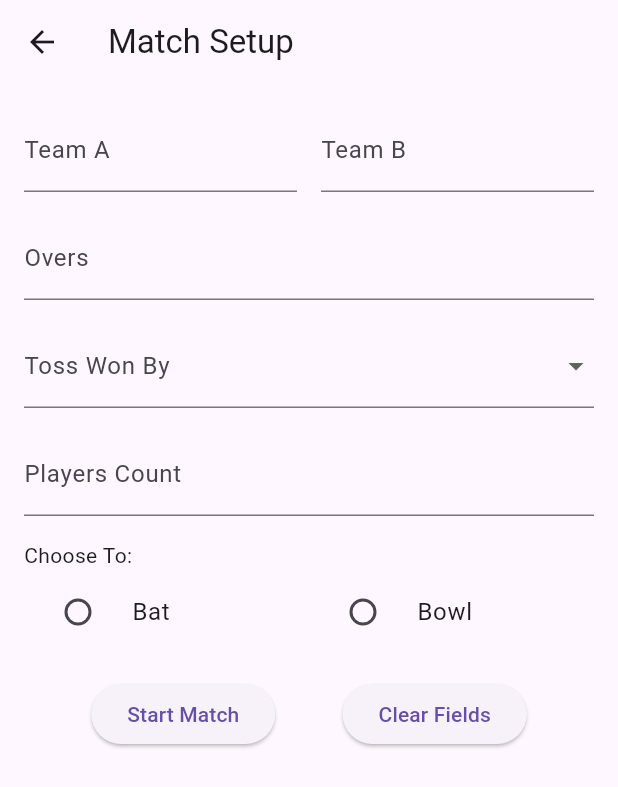
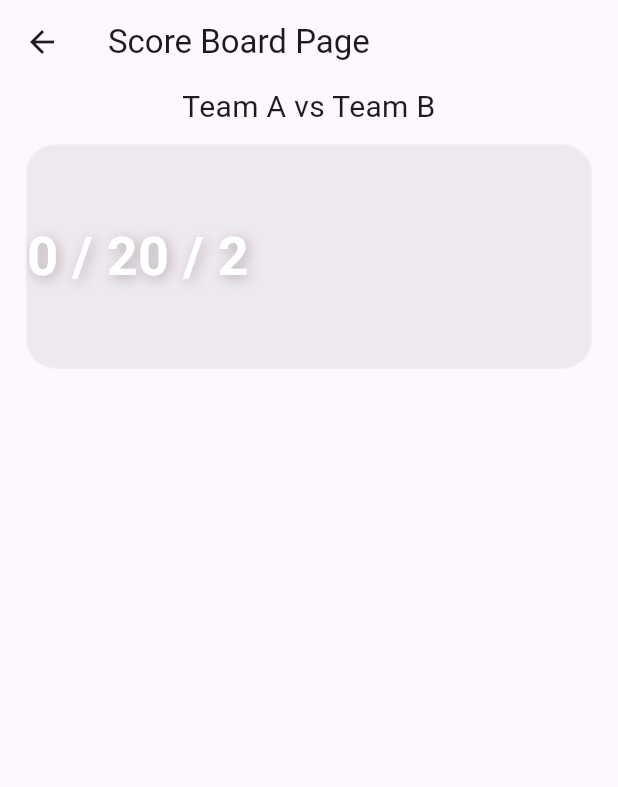
Before and after one commit to Padmakumar18/Cricket-Scoreboard, a Flutter app: the MainPage screen opened by its route, after a tap on "Start Match", on a phone screen of 412 x 824 dp. Shown: the top 787 px of the screen. Run offline on Flutter 3.47's test engine with Material 3 defaults, Android fonts, the phone set to English and light mode, and no system bars.

Commit message:
Code updated

```diff
--- a/Frontend/lib/screens/MainPage.dart
+++ b/Frontend/lib/screens/MainPage.dart
@@ -1,3 +1,4 @@
+import 'package:Frontend/screens/ScoreBoardpage.dart';
 import 'package:flutter/material.dart';
 
 class MainPage extends StatefulWidget {
@@ -10,6 +11,11 @@ class MainPage extends StatefulWidget {
 enum TossDecision { bat, bowl }
 
 class _MainPageState extends State<MainPage> {
+  late String teamA;
+  late String teamB;
+  late String overs;
+  late String playersCount;
+
   late TextEditingController teamAController;
   late TextEditingController teamBController;
   late TextEditingController oversController;
@@ -135,10 +141,10 @@ class _MainPageState extends State<MainPage> {
               children: [
                 ElevatedButton(
                   onPressed: () {
-                    String teamA = teamAController.text;
-                    String teamB = teamBController.text;
-                    String overs = oversController.text;
-                    String playersCount = playersCountController.text;
+                    teamA = teamAController.text;
+                    teamB = teamBController.text;
+                    overs = oversController.text;
+                    playersCount = playersCountController.text;
 
                     print('Team A: $teamA');
                     print('Team B: $teamB');
@@ -158,6 +164,16 @@ class _MainPageState extends State<MainPage> {
                       tossWonBy = null;
                       chooseTo = null;
                     });
+                    // Inside MainPage's onPressed for 'Start Match'
+                    Navigator.push(
+                      context,
+                      MaterialPageRoute(
+                        builder: (context) => ScoreBoardPage(
+                          teamA: teamAController.text,
+                          teamB: teamBController.text,
+                        ),
+                      ),
+                    );
                   },
                   child: const Text('Start Match'),
                 ),
--- /dev/null
+++ b/Frontend/lib/screens/ScoreBoardpage.dart
@@ -0,0 +1,96 @@
+import 'package:flutter/material.dart';
+import 'package:Frontend/widgets/Score.dart';
+
+class ScoreBoardPage extends StatefulWidget {
+  final String teamA;
+  final String teamB;
+
+  const ScoreBoardPage({super.key, required this.teamA, required this.teamB});
+
+  @override
+  State<ScoreBoardPage> createState() => _ScoreBoardPageState();
+}
+
+class _ScoreBoardPageState extends State<ScoreBoardPage> {
+  Map<String, Map<int, String>> bowlersAndTheirOversAndRuns = {};
+
+  String batsman1 = '';
+  String batsman2 = '';
+  String bowler = '';
+
+  @override
+  void initState() {
+    super.initState();
+  }
+
+  @override
+  Widget build(BuildContext context) {
+    return Scaffold(
+      appBar: AppBar(title: const Text('Score Board Page')),
+      body: Padding(
+        padding: const EdgeInsets.all(1.0),
+        child: Column(
+          children: [
+            Center(
+              child: Text(
+                '${widget.teamA != "" ? widget.teamA : "Team A"} vs ${widget.teamB != "" ? widget.teamB : 'Team B'}',
+                style: const TextStyle(fontSize: 20),
+                textAlign: TextAlign.center,
+              ),
+            ),
+            const SizedBox(height: 10),
+            Score(number: 0), // Placeholder for team score
+          ],
+        ),
+      ),
+    );
+  }
+}
+
+class Batsman {
+  String batsmanName;
+  int runs;
+  int ballsFaced;
+  int sixes;
+  int fours;
+  double strikeRate;
+  String outStatus;
+
+  Batsman({
+    required this.batsmanName,
+    required this.runs,
+    required this.ballsFaced,
+    required this.sixes,
+    required this.fours,
+    required this.strikeRate,
+    required this.outStatus,
+  });
+
+  int findStrikeRate() {
+    return ballsFaced == 0 ? 0 : ((runs * 100) / ballsFaced).round();
+  }
+}
+
+class Bowler {
+  String bowlerName;
+  int overs;
+  int maidens;
+  int runsConceded;
+  int wickets;
+  double economyRate;
+  Map<int, List<String>> oversAndRuns;
+
+  Bowler({
+    required this.bowlerName,
+    required this.overs,
+    required this.maidens,
+    required this.runsConceded,
+    required this.wickets,
+    required this.economyRate,
+    required this.oversAndRuns,
+  });
+
+  double findEconomyRate() {
+    return overs == 0 ? 0 : (runsConceded / overs).toDouble();
+  }
+}
--- /dev/null
+++ b/Frontend/lib/widgets/Score.dart
@@ -0,0 +1,67 @@
+import 'dart:ui';
+import 'package:flutter/material.dart';
+
+class Score extends StatelessWidget {
+  final int number;
+
+  const Score({super.key, required this.number});
+
+  @override
+  Widget build(BuildContext context) {
+    return Center(
+      child: Padding(
+        padding: const EdgeInsets.symmetric(horizontal: 16.0), // small gap
+        child: ClipRRect(
+          borderRadius: BorderRadius.circular(20),
+          child: BackdropFilter(
+            filter: ImageFilter.blur(sigmaX: 8, sigmaY: 8),
+            child: Container(
+              width: double.infinity,
+              height: 150,
+              decoration: BoxDecoration(
+                color: const Color.fromARGB(255, 121, 99, 99).withOpacity(0.1),
+                borderRadius: BorderRadius.circular(20),
+                border: Border.all(color: Colors.white.withOpacity(0.3)),
+              ),
+              alignment: Alignment.center,
+              child: Row(
+                children: [
+                  Text(
+                    '${number.toString()} / 2',
+                    style: const TextStyle(
+                      fontSize: 36,
+                      fontWeight: FontWeight.bold,
+                      color: Colors.white,
+                      shadows: [
+                        Shadow(
+                          blurRadius: 10,
+                          color: Colors.black26,
+                          offset: Offset(2, 2),
+                        ),
+                      ],
+                    ),
+                  ),
+                  Text(
+                    '${number.toString()} / 2',
+                    style: const TextStyle(
+                      fontSize: 36,
+                      fontWeight: FontWeight.bold,
+                      color: Colors.white,
+                      shadows: [
+                        Shadow(
+                          blurRadius: 10,
+                          color: Colors.black26,
+                          offset: Offset(2, 2),
+                        ),
+                      ],
+                    ),
+                  ),
+                ],
+              ),
+            ),
+          ),
+        ),
+      ),
+    );
+  }
+}
--- a/Frontend/pubspec.yaml
+++ b/Frontend/pubspec.yaml
@@ -1,8 +1,8 @@
-name: my_app
+name: Frontend
 description: "A new Flutter project."
 # The following line prevents the package from being accidentally published to
 # pub.dev using `flutter pub publish`. This is preferred for private packages.
-publish_to: 'none' # Remove this line if you wish to publish to pub.dev
+publish_to: "none" # Remove this line if you wish to publish to pub.dev
 
 # The following defines the version and build number for your application.
 # A version number is three numbers separated by dots, like 1.2.43
@@ -51,7 +51,6 @@ dev_dependencies:
 
 # The following section is specific to Flutter packages.
 flutter:
-
   # The following line ensures that the Material Icons font is
   # included with your application, so that you can use the icons in
   # the material Icons class.
```
Also changed, not shown: Frontend/lib/main.dart (+7 -4 lines), Frontend/lib/screens/ScoreBoard.dart (deleted, +0 -15 lines), 1 other file.
